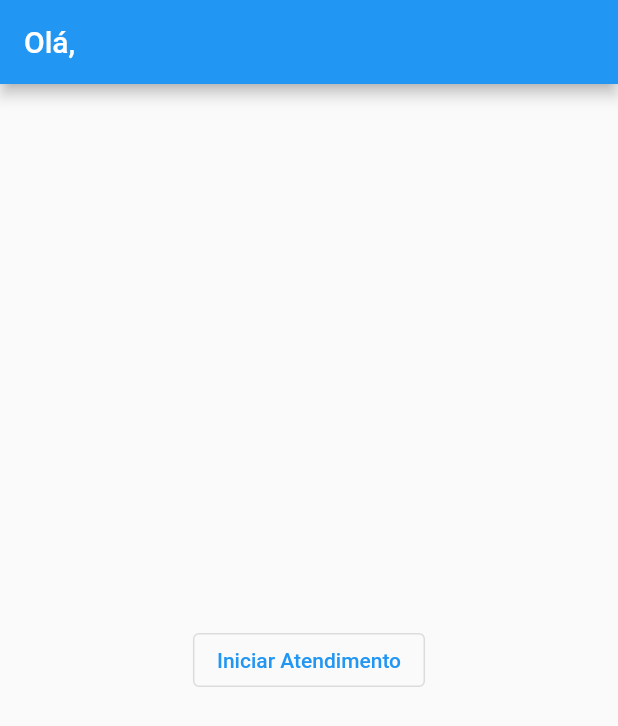
After one commit to thiagofmaranhao/abc-tech-app, a Flutter app: the screen it shows after launch, after a tap on "Login", on a phone screen of 412 x 824 dp. The commit adds this screen. Shown: the top 726 px of the screen. Run offline on Flutter 3.47's test engine with Material 2 defaults, Android fonts, the phone set to English and light mode, and no system bars; our stand-ins replace get; accounts and stored records are empty.

Commit message:
Add new modules: initial, new_assistance

```diff
--- /dev/null
+++ b/lib/initial/controller/initial_controller.dart
@@ -0,0 +1,7 @@
+import 'package:get/get.dart';
+
+class InitialController extends GetxController {
+  void initAssistance() {
+    Get.toNamed("/newAssistance");
+  }
+}
--- /dev/null
+++ b/lib/initial/pages/initial_bind.dart
@@ -0,0 +1,9 @@
+import 'package:abc_tech_app_class/initial/controller/initial_controller.dart';
+import 'package:get/get.dart';
+
+class InitialBind extends Bindings {
+  @override
+  void dependencies() {
+    Get.lazyPut<InitialController>(() => InitialController());
+  }
+}
--- /dev/null
+++ b/lib/initial/pages/initial_page.dart
@@ -0,0 +1,30 @@
+import 'package:abc_tech_app_class/initial/controller/initial_controller.dart';
+import 'package:flutter/material.dart';
+import 'package:get/get.dart';
+
+class InitialPage extends GetView<InitialController> {
+  const InitialPage({Key? key}) : super(key: key);
+
+  @override
+  Widget build(BuildContext context) {
+    Size size = MediaQuery.of(context).size;
+    return Scaffold(
+        appBar: AppBar(
+          title: Text("Olá, ${Get.arguments['name']}"),
+          automaticallyImplyLeading: false,
+        ),
+        body: Container(
+          margin: EdgeInsets.only(
+              left: size.width * 0.05, right: size.width * 0.05),
+          width: size.width * 0.9,
+          child: Column(
+            mainAxisAlignment: MainAxisAlignment.center,
+            children: [
+              OutlinedButton(
+                  onPressed: controller.initAssistance,
+                  child: const Text("Iniciar Atendimento"))
+            ],
+          ),
+        ));
+  }
+}
--- a/lib/login/controller/login_controller.dart
+++ b/lib/login/controller/login_controller.dart
@@ -17,7 +17,7 @@ class LoginController extends GetxController with StateMixin<Login> {
   void executeLogin() {
     checkAccessCode(accessCodeController.text).then((auth) {
       if (auth) {
-        Get.toNamed("/home");
+        Get.toNamed("/initial", arguments: {"name": login?.name});
       } else {
         Get.snackbar('Login', 'Invalid access code');
       }
--- a/lib/login/pages/login_page.dart
+++ b/lib/login/pages/login_page.dart
@@ -1,4 +1,3 @@
-import 'package:abc_tech_app_class/assistance_list/pages/home_page.dart';
 import 'package:abc_tech_app_class/login/controller/login_controller.dart';
 import 'package:flutter/material.dart';
 import 'package:get/get.dart';
@@ -22,7 +21,8 @@ class LoginPage extends GetView<LoginController> {
               TextField(
                 controller: controller.accessCodeController,
                 decoration: const InputDecoration(
-                    border: OutlineInputBorder(), labelText: 'Código'),
+                    border: OutlineInputBorder(),
+                    labelText: 'Digite seu código numérico'),
               ),
               OutlinedButton(
                   onPressed: controller.executeLogin,
--- a/lib/main.dart
+++ b/lib/main.dart
@@ -2,10 +2,13 @@ import 'package:abc_tech_app_class/assistance_list/pages/home_bind.dart';
 import 'package:abc_tech_app_class/assistance_list/pages/home_page.dart';
 import 'package:abc_tech_app_class/assistance_list/provider/assistance_provider.dart';
 import 'package:abc_tech_app_class/assistance_list/services/assistance_service.dart';
+import 'package:abc_tech_app_class/initial/pages/initial_bind.dart';
+import 'package:abc_tech_app_class/initial/pages/initial_page.dart';
 import 'package:abc_tech_app_class/login/pages/login_bind.dart';
 import 'package:abc_tech_app_class/login/pages/login_page.dart';
 import 'package:abc_tech_app_class/login/provider/login_provider.dart';
 import 'package:abc_tech_app_class/login/services/login_service.dart';
+import 'package:abc_tech_app_class/new_assistance/pages/new_assistance_page.dart';
 import 'package:flutter/material.dart';
 import 'package:get/get.dart';
 
@@ -42,6 +45,11 @@ class MyApp extends StatelessWidget {
       getPages: [
         GetPage(name: "/", page: () => const LoginPage(), binding: LoginBind()),
         GetPage(
+            name: "/initial",
+            page: () => const InitialPage(),
+            binding: InitialBind()),
+        GetPage(name: "/newAssistance", page: () => const NewAssistancePage()),
+        GetPage(
             name: "/home", page: () => const HomePage(), binding: HomeBind())
       ],
     );
--- /dev/null
+++ b/lib/new_assistance/controller/new_assistance_controller.dart
@@ -0,0 +1,3 @@
+import 'package:get/get_state_manager/get_state_manager.dart';
+
+class NewAssistanceController extends GetxController {}
```
Also changed, not shown: lib/new_assistance/pages/new_assistance_page.dart (added, +15 -0 lines), 1 other file.
